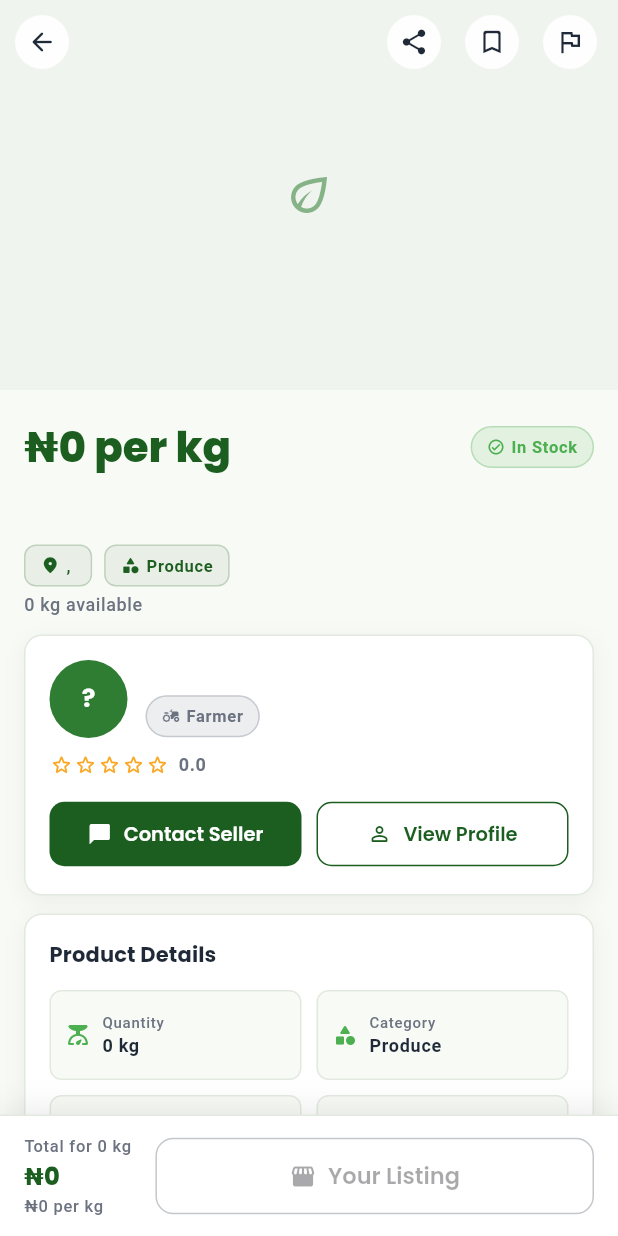
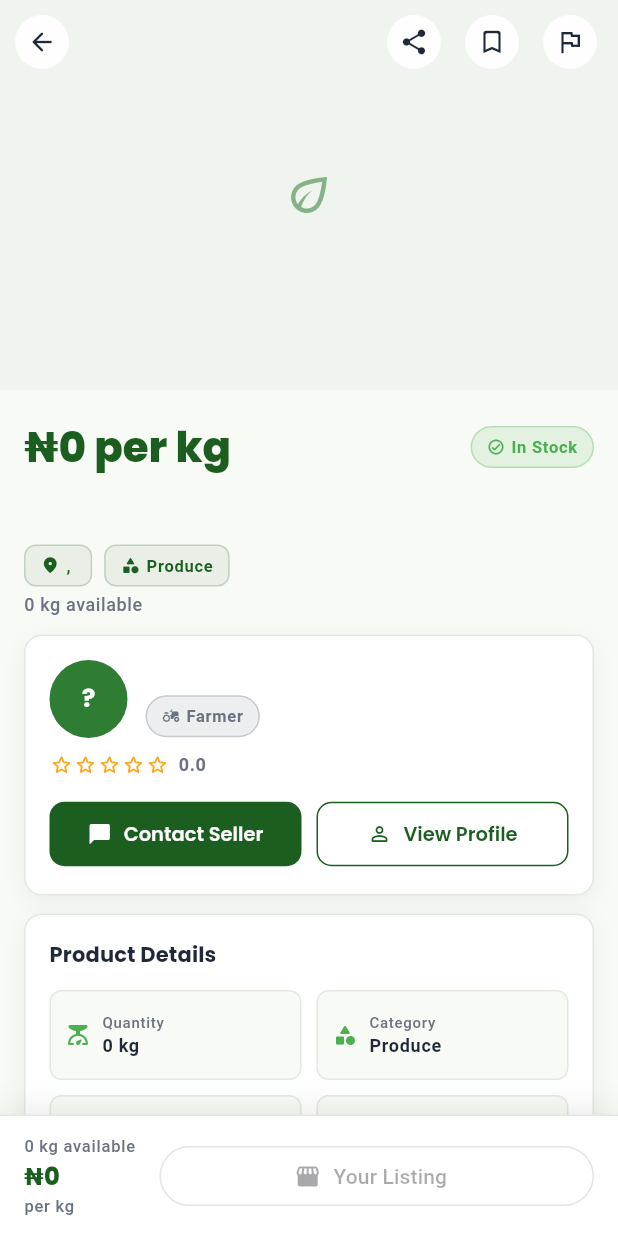
Before and after one commit to talk2yerima/smartagro_connect, a Flutter app: the _ProductDetailView screen opened directly with empty values, on a phone screen of 412 x 824 dp. Run offline on Flutter 3.47's test engine with Material 3 defaults, Android fonts, the phone set to English and light mode, and no system bars; drawn by our look-alikes of flutter_animate; our stand-ins replace cached_network_image, cloud_firestore, connectivity_plus, dio, equatable, firebase_analytics and 20 more; missing offline and left inert: dio_smart_retry, record, safe_device; accounts and stored records are empty.

Commit message:
Buyers choose how many kg to buy
Before, every purchase was the whole lot (price x full quantity) with
no way to choose. Now:

Backend
- initializePayment takes quantityKg (whole kg, 1..available; omitted
  = whole lot, for older app versions) and charges price x quantity;
  the fee/seller split is computed on that amount.
- On success the listing's stock goes down by what was bought; it is
  marked sold out only at 0. Transaction reads stock before writing.
- If two buyers pay for the last kilos at once, both orders stand and
  the late one records shortfallKg for the seller to resolve.
- 5 new tests (53 backend tests pass).

App
- Product page: quantity picker (- / typed / +, "10 kg"... "All N kg"),
  live "Total for N kg", "Buy N kg"; the quantity goes to the server.
- Orders show a clear note to both sides when an order is short.
- Add listing: "Buyers choose how many kg to buy" (was "Buyers pay
  for all").
- MarketOrder gains quantityKg / shortfallKg (+1 test, 111 app tests).

Co-Authored-By: Claude Opus 5.5 <noreply@anthropic.com>

```diff
--- a/lib/data/services/payments_api.dart
+++ b/lib/data/services/payments_api.dart
@@ -27,10 +27,12 @@ class PaymentsApi {
   /// Starts a payment for [productId]. The amount is decided by the server.
   Future<PaymentInitResult> initialize({
     required String productId,
+    required int quantityKg,
     String? email,
   }) async {
     final result = await _call('initializePayment', {
       'productId': productId,
+      'quantityKg': quantityKg,
       if (email != null && email.isNotEmpty) 'email': email,
     });
     return PaymentInitResult(
--- a/lib/features/marketplace/add_product_screen.dart
+++ b/lib/features/marketplace/add_product_screen.dart
@@ -597,8 +597,9 @@ class _AddProductScreenState extends ConsumerState<AddProductScreen> {
                               const SizedBox(width: 6),
                               Expanded(
                                 child: Text(
-                                  'Buyers pay ${formatNgn(price * qty)} '
-                                  'for all $qty kg',
+                                  'Buyers choose how many kg to buy. '
+                                  'All $qty kg sells for '
+                                  '${formatNgn(price * qty)}.',
                                   style: TextStyle(
                                     fontSize: 13,
                                     fontWeight: FontWeight.w600,
--- a/lib/features/marketplace/product_detail_screen.dart
+++ b/lib/features/marketplace/product_detail_screen.dart
@@ -347,8 +347,8 @@ class _ProductDetailViewState extends ConsumerState<_ProductDetailView> {
                       const SizedBox(height: 12),
                     ],
 
-                    // Bottom padding to clear sticky bar
-                    const SizedBox(height: 96),
+                    // Room for the sticky bar (with its quantity picker).
+                    const SizedBox(height: 200),
                   ],
                 ),
               ),
@@ -1255,17 +1255,92 @@ class _SimilarCard extends StatelessWidget {
 // Bottom sticky bar
 // ---------------------------------------------------------------------------
 
-class _BottomBar extends ConsumerWidget {
+class _BottomBar extends ConsumerStatefulWidget {
   const _BottomBar({required this.product, required this.isDark});
 
   final ProductListing product;
   final bool isDark;
 
   @override
-  Widget build(BuildContext context, WidgetRef ref) {
+  ConsumerState<_BottomBar> createState() => _BottomBarState();
+}
+
+/// Sticky bar: the buyer chooses how many kg to buy (not the whole lot),
+/// sees the total, and pays for exactly that.
+class _BottomBarState extends ConsumerState<_BottomBar> {
+  late int _qty;
+  late final TextEditingController _qtyCtrl;
+
+  int get _available => widget.product.quantityKg;
+
+  @override
+  void initState() {
+    super.initState();
+    // Start small: 10 kg, or everything if there's less than that.
+    _qty = _available < 10 ? _available : 10;
+    if (_qty < 1) _qty = 1;
+    _qtyCtrl = TextEditingController(text: '$_qty');
+  }
+
+  @override
+  void dispose() {
+    _qtyCtrl.dispose();
+    super.dispose();
+  }
+
+  void _setQty(int value) {
+    final v = value.clamp(1, _available < 1 ? 1 : _available);
+    setState(() => _qty = v);
+    if (_qtyCtrl.text != '$v') {
+      _qtyCtrl.value = TextEditingValue(
+        text: '$v',
+        selection: TextSelection.collapsed(offset: '$v'.length),
+      );
+    }
+  }
+
+  bool get _qtyValid {
+    final typed = int.tryParse(_qtyCtrl.text);
+    return typed != null && typed >= 1 && typed <= _available;
+  }
+
+  Future<void> _buy() async {
+    final product = widget.product;
+    HapticFeedback.mediumImpact();
+    final result = await PaymentSheet.show(
+      context,
+      productId: product.id,
+      quantityKg: _qty,
+      amountNgn: (product.priceNgn * _qty).toDouble(),
+      description: '$_qty kg of ${product.title}',
+    );
+    if (!mounted) return;
+    if (result == PaymentResult.success) {
+      ScaffoldMessenger.of(context).showSnackBar(
+        const SnackBar(
+          content: Text('Payment successful! See it under Orders.'),
+          backgroundColor: AppColors.deepGreen,
+          duration: Duration(seconds: 4),
+        ),
+      );
+    } else if (result == PaymentResult.failed) {
+      ScaffoldMessenger.of(context).showSnackBar(
+        const SnackBar(
+          content: Text('Payment was not completed. Try again.'),
+          backgroundColor: AppColors.errorRed,
+        ),
+      );
+    }
+  }
+
+  @override
+  Widget build(BuildContext context) {
+    final product = widget.product;
+    final isDark = widget.isDark;
     final user = ref.watch(authSessionProvider);
-    final subTextColor = AppColors.subText(isDark);
-    final isSoldOut = product.availability == ProductAvailability.soldOut;
+    final sub = AppColors.subText(isDark);
+    final isSoldOut =
+        product.availability == ProductAvailability.soldOut || _available < 1;
     final isOwnListing = user?.id == product.sellerId;
     // Sales are paid straight to the seller's bank, so a seller with no
     // bank account on file can't be paid yet (the server refuses too).
@@ -1273,21 +1348,42 @@ class _BottomBar extends ConsumerWidget {
         ? true
         : ref.watch(sellerCanBePaidProvider(product.sellerId)).valueOrNull ??
             true;
+    final canBuy = !isOwnListing && !isSoldOut && sellerCanBePaid;
+    final accent = isDark ? AppColors.lightGreen : AppColors.deepGreen;
+
+    final Widget action;
+    if (isOwnListing) {
+      action = OutlinedButton.icon(
+        onPressed: null,
+        icon: const Icon(Icons.storefront_rounded, size: 18),
+        label: const Text('Your Listing'),
+      );
+    } else if (isSoldOut) {
+      action = const PrimaryGradientButton(label: 'Sold Out', onPressed: null);
+    } else if (!sellerCanBePaid) {
+      action = Text(
+        "This seller can't receive payments yet. Contact them to arrange "
+        'the sale.',
+        style: TextStyle(color: sub, fontSize: 13),
+      );
+    } else {
+      action = PrimaryGradientButton(
+        label: 'Buy $_qty kg',
+        onPressed: _qtyValid ? _buy : null,
+      );
+    }
+
+    // Quick choices: a few round amounts below what's on sale, plus "All".
+    final quick = [10, 25, 50, 100].where((q) => q < _available).toList();
 
     return Container(
       padding: EdgeInsets.fromLTRB(
-        16,
-        12,
-        16,
-        12 + MediaQuery.of(context).padding.bottom,
-      ),
+          16, 12, 16, 12 + MediaQuery.of(context).padding.bottom),
       decoration: BoxDecoration(
         color: isDark ? AppColors.darkBg : Colors.white,
         border: Border(
           top: BorderSide(
-            color: isDark ? AppColors.darkBorder : AppColors.borderLight,
-            width: 1,
-          ),
+              color: isDark ? AppColors.darkBorder : AppColors.borderLight),
         ),
         boxShadow: [
           BoxShadow(
@@ -1297,107 +1393,121 @@ class _BottomBar extends ConsumerWidget {
           ),
         ],
       ),
+      child: Column(
+        mainAxisSize: MainAxisSize.min,
+        crossAxisAlignment: CrossAxisAlignment.stretch,
+        children: [
+          if (canBuy) ...[
+            Row(
+              children: [
+                const Text('How much?',
+                    style: TextStyle(fontWeight: FontWeight.w600)),
+                const Spacer(),
+                IconButton.filledTonal(
+                  tooltip: 'Less',
+                  onPressed: _qty > 1 ? () => _setQty(_qty - 1) : null,
+                  icon: const Icon(Icons.remove_rounded),
+                ),
+                SizedBox(
+                  width: 64,
+                  child: TextField(
+                    controller: _qtyCtrl,
+                    textAlign: TextAlign.center,
+                    keyboardType: TextInputType.number,
+                    inputFormatters: [FilteringTextInputFormatter.digitsOnly],
+                    style: const TextStyle(
+                        fontSize: 18, fontWeight: FontWeight.w700),
+                    decoration: const InputDecoration(
+                      isDense: true,
+                      contentPadding: EdgeInsets.symmetric(vertical: 8),
+                    ),
+                    onChanged: (v) {
+                      final n = int.tryParse(v);
+                      if (n != null && n >= 1 && n <= _available) {
+                        setState(() => _qty = n);
+                      } else {
+                        setState(() {}); // refresh the Buy button state
+                      }
+                    },
+                    onSubmitted: (v) => _setQty(int.tryParse(v) ?? _qty),
+                  ),
+                ),
+                IconButton.filledTonal(
+                  tooltip: 'More',
+                  onPressed: _qty < _available ? () => _setQty(_qty + 1) : null,
+                  icon: const Icon(Icons.add_rounded),
+                ),
+                const SizedBox(width: 4),
+                const Text('kg'),
+              ],
+            ),
+            Row(
+              children: [
+                Expanded(
+                  child: SingleChildScrollView(
+                    scrollDirection: Axis.horizontal,
                     child: Row(
                       children: [
-          // Price column
+                        for (final q in quick)
+                          Padding(
+                            padding: const EdgeInsets.only(right: 6),
+                            child: ChoiceChip(
+                              label: Text('$q kg'),
+                              selected: _qty == q,
+                              onSelected: (_) => _setQty(q),
+                            ),
+                          ),
+                        ChoiceChip(
+                          label: Text('All $_available kg'),
+                          selected: _qty == _available,
+                          onSelected: (_) => _setQty(_available),
+                        ),
+                      ],
+                    ),
+                  ),
+                ),
+              ],
+            ),
+            if (!_qtyValid)
+              Text('Choose between 1 and $_available kg.',
+                  style: TextStyle(
+                      color: Theme.of(context).colorScheme.error,
+                      fontSize: 12)),
+            const SizedBox(height: 8),
+          ],
+          Row(
+            children: [
               Column(
                 crossAxisAlignment: CrossAxisAlignment.start,
                 mainAxisSize: MainAxisSize.min,
                 children: [
-              // The buyer pays for the whole lot (price per kg x quantity),
-              // so lead with that total; the per-kg price sits underneath.
                   Text(
-                'Total for ${product.quantityKg} kg',
-                style: Theme.of(context).textTheme.labelSmall?.copyWith(
-                      color: subTextColor,
+                    canBuy ? 'Total for $_qty kg' : '$_available kg available',
+                    style: Theme.of(context)
+                        .textTheme
+                        .labelSmall
+                        ?.copyWith(color: sub),
+                  ),
+                  Text(
+                    formatNgn(product.priceNgn * (canBuy ? _qty : 1)),
+                    style: Theme.of(context).textTheme.titleMedium?.copyWith(
+                          fontFamily: 'Poppins',
+                          fontWeight: FontWeight.w800,
+                          color: accent,
                         ),
                   ),
                   Text(
-                formatNgn(product.priceNgn * product.quantityKg),
-                style: Theme.of(context).textTheme.titleMedium?.copyWith(
-                      fontFamily: 'Poppins',
-                      fontWeight: FontWeight.w800,
-                      color:
-                          isDark ? AppColors.lightGreen : AppColors.deepGreen,
-                    ),
-              ),
-              Text(
-                '${formatNgn(product.priceNgn)} per kg',
-                style: Theme.of(context).textTheme.labelSmall?.copyWith(
-                      color: subTextColor,
-                    ),
+                    canBuy ? '${formatNgn(product.priceNgn)} per kg' : 'per kg',
+                    style: Theme.of(context)
+                        .textTheme
+                        .labelSmall
+                        ?.copyWith(color: sub),
                   ),
                 ],
               ),
-
               const SizedBox(width: 16),
-
-          // Action button — varies by ownership / availability
-          Expanded(
-            child: isOwnListing
-                ? OutlinedButton.icon(
-                    onPressed: null,
-                    icon: const Icon(Icons.storefront_rounded, size: 18),
-                    label: const Text('Your Listing'),
-                    style: OutlinedButton.styleFrom(
-                      foregroundColor: AppColors.gray,
-                      side: BorderSide(
-                          color: AppColors.gray.withValues(alpha: 0.40)),
-                      padding: const EdgeInsets.symmetric(vertical: 14),
-                      shape: RoundedRectangleBorder(
-                          borderRadius: BorderRadius.circular(12)),
-                      textStyle: const TextStyle(
-                        fontFamily: 'Poppins',
-                        fontWeight: FontWeight.w600,
-                        fontSize: 15,
-                      ),
-                    ),
-                  )
-                : !sellerCanBePaid && !isSoldOut
-                    ? Text(
-                        "This seller can't receive payments yet. Contact "
-                        'them to arrange the sale.',
-                        style: TextStyle(color: subTextColor, fontSize: 13),
-                      )
-                    : PrimaryGradientButton(
-                        label: isSoldOut ? 'Sold Out' : 'Buy Now',
-                        onPressed: isSoldOut
-                            ? null
-                            : () async {
-                                HapticFeedback.mediumImpact();
-                                final result = await PaymentSheet.show(
-                                  context,
-                                  productId: product.id,
-                                  amountNgn:
-                                      (product.priceNgn * product.quantityKg)
-                                          .toDouble(),
-                                  description:
-                                      '${product.quantityKg} kg of ${product.title}',
-                                );
-                                if (!context.mounted) return;
-                                if (result == PaymentResult.success) {
-                                  ScaffoldMessenger.of(context).showSnackBar(
-                                    const SnackBar(
-                                      content: Text(
-                                          'Payment successful! Order placed.'),
-                                      backgroundColor: AppColors.deepGreen,
-                                      duration: Duration(seconds: 4),
-                                    ),
-                                  );
-                                } else if (result == PaymentResult.failed) {
-                                  ScaffoldMessenger.of(context).showSnackBar(
-                                    const SnackBar(
-                                      content: Text(
-                                          'Payment was not completed. Try again.'),
-                                      backgroundColor: AppColors.errorRed,
-                                    ),
-                                  );
-                                }
-                              },
-                        icon: isSoldOut
-                            ? null
-                            : Icons.shopping_cart_checkout_rounded,
-                      ),
+              Expanded(child: action),
+            ],
           ),
         ],
       ),
```
Also changed, not shown: lib/domain/entities/market_order.dart (+11 -0 lines), lib/features/orders/orders_screen.dart (+20 -0 lines), lib/features/payment/payment_sheet.dart (+7 -0 lines), 5 other files. Lines whose indentation alone changed are shown as unchanged.
